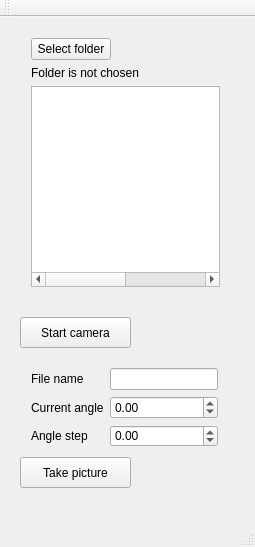
Above: mainwindow.ui from antego/radon before the change. Below: the same form after it.
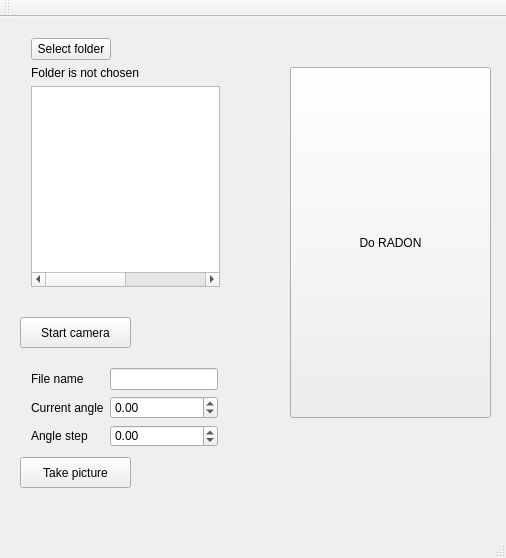
That is the form after the change.

Commit message: First try with Radon

```diff
--- a/mainwindow.ui
+++ b/mainwindow.ui
@@ -6,8 +6,8 @@
    <rect>
     <x>0</x>
     <y>0</y>
-    <width>255</width>
-    <height>547</height>
+    <width>506</width>
+    <height>558</height>
    </rect>
   </property>
   <property name="windowTitle">
@@ -151,6 +151,19 @@
      </item>
     </layout>
    </widget>
+   <widget class="QPushButton" name="radonButton">
+    <property name="geometry">
+     <rect>
+      <x>290</x>
+      <y>50</y>
+      <width>201</width>
+      <height>351</height>
+     </rect>
+    </property>
+    <property name="text">
+     <string>Do RADON</string>
+    </property>
+   </widget>
   </widget>
   <widget class="QMenuBar" name="menuBar">
    <property name="geometry">
```
Left out of the diff: 2 changed lines with no effect on the pictures. The commit also changes 8 other files.
